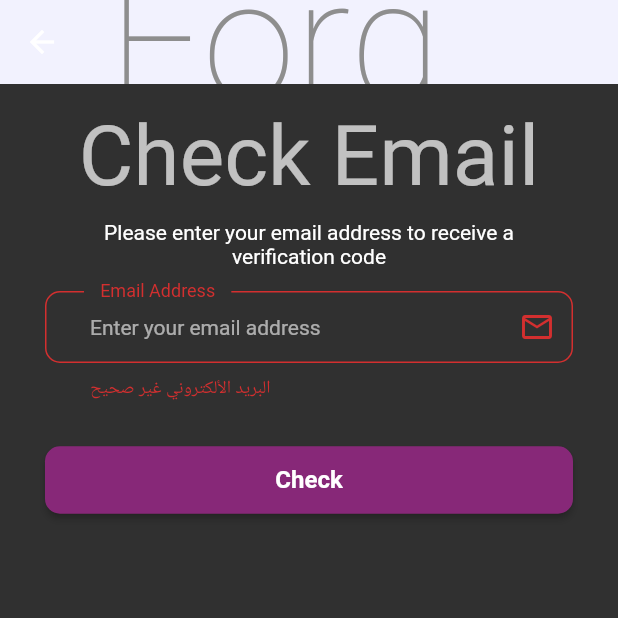
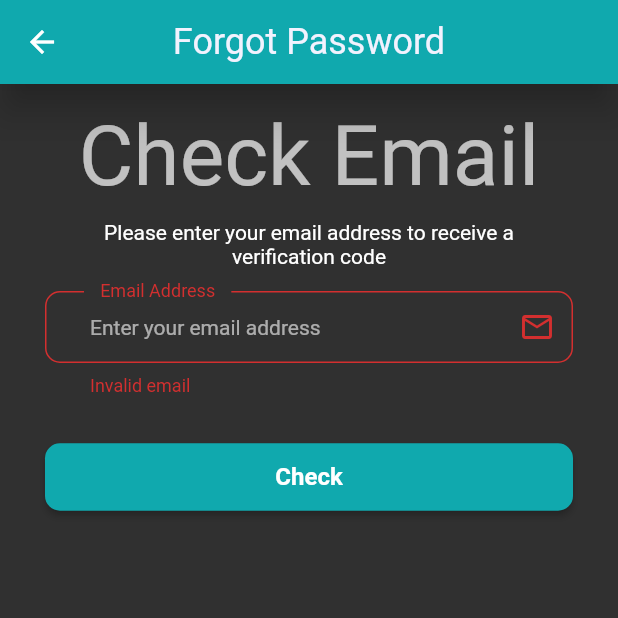
Before and after one commit to tawafmesar/EsayParking, a Flutter app: the ForgetPassword screen opened by its route, after a tap on "Check", on a phone screen of 412 x 824 dp, the top half of it. Run offline on Flutter 3.47's test engine with Material 2 defaults, Android fonts, the phone set to English and light mode, and no system bars; our stand-ins replace cached_network_image, carousel_slider, convex_bottom_bar, dartz, dio, flutter_dotenv and 7 more; missing offline and left inert: mapbox_gl; accounts and stored records are empty.

Commit message:
some editing in the auth design

```diff
--- a/lib/core/constant/color.dart
+++ b/lib/core/constant/color.dart
@@ -4,7 +4,9 @@ class AppColor {
   static const Color black = Color(0xff000000);
   // static const Color primaryColor = Color(0xff5DB1DF);
   static const Color backgroundcolor = Color(0xffF2F2FE) ;
-  static const Color primaryColor = Color(0xff872878);
+  static const Color whitee = Color(0xffF2F2FE) ;
+
+  static const Color primaryColor = Color(0xff10A9AE);
   static const Color primaryColor2 = Color(0xffC99E54);
   static const Color bottombar = Color(0xff343434);
   static const Color ihramprimaryColor = Color(0xff5D5E60);
--- a/lib/core/constant/imageasset.dart
+++ b/lib/core/constant/imageasset.dart
@@ -8,7 +8,7 @@ class AppImageAsset {
 
   static const String onBoardingImageThree = "$rootImages/three.PNG";
 
-  static const String logo                  = "$rootImages/logo.png" ;
+  static const String logo                  = "$rootImages/easyparkinglogo.png" ;
 
   static const String gif                  = "$rootImages/gif.gif" ;
 
--- a/lib/core/functions/alertexitapp.dart
+++ b/lib/core/functions/alertexitapp.dart
@@ -5,9 +5,9 @@ import 'package:get/get.dart';
 import '../constant/color.dart';
 Future<bool> alertExitApp() {
   Get.defaultDialog(
-      title: "Con",
+      title: "Alert",
       titleStyle:const  TextStyle(color: AppColor.primaryColor , fontWeight: FontWeight.bold),
-      middleText: "هل تريد الخروج من التطبيق",
+      middleText: "Do you want to exit the application?",
       actions: [
         ElevatedButton(
             style: ButtonStyle(
@@ -24,7 +24,7 @@ Future<bool> alertExitApp() {
             onPressed: () {
               Get.back();
             },
-            child:const Text("Cans"))
+            child:const Text("Cancel"))
       ]);
   return Future.value(true);
 }
--- a/lib/core/functions/validinput.dart
+++ b/lib/core/functions/validinput.dart
@@ -3,30 +3,30 @@ import 'package:get/get.dart';
 validInput(String val, int min, int max, String type) {
   if (type == "username") {
     if (!GetUtils.isUsername(val)) {
-      return "اسم المستخدم غير صحيح";
+      return "Invalid username";
     }
   }
   if (type == "email") {
     if (!GetUtils.isEmail(val)) {
-      return "البريد الألكتروني غير صحيح";
+      return "Invalid email";
     }
   }
 
   if (type == "phone") {
     if (!GetUtils.isPhoneNumber(val)) {
-      return "رقم الهاتف غير صحيح";
+      return "Invalid phone number";
     }
   }
 
   if (val.isEmpty) {
-    return "لايمكن ان يكون فارغ";
+    return "Cannot be empty";
   }
 
   if (val.length < min) {
-    return " يجب ان لا يكون اقل من $min";
+    return "Should not be less than $min";
   }
 
   if (val.length > max) {
-    return " يجب ان لايكون اكبر من $max";
+    return "Should not be greater than $max";
   }
 }
--- a/lib/view/screen/auth/forgetpassword/forgetpassword.dart
+++ b/lib/view/screen/auth/forgetpassword/forgetpassword.dart
@@ -18,15 +18,17 @@ class ForgetPassword extends StatelessWidget {
 
     return Scaffold(
         appBar: AppBar(
-            backgroundColor: AppColor.backgroundcolor,
-            elevation: 0.0,
-            centerTitle: true,
-            title: Text("Forgot Password",
-                style: Theme
-                    .of(context)
-                    .textTheme
-                    .headline1!
-                    .copyWith(color: AppColor.grey))),
+          centerTitle: true,
+          backgroundColor: AppColor.secoundColor2,
+          elevation: 10.0,
+          title: Text('Forgot Password',
+              style: Theme.of(context)
+                  .textTheme
+                  .headlineSmall!
+                  .copyWith(color: AppColor.whitee)),
+        )
+
+        ,
         body: GetBuilder<ForgetPasswordControllerImp>(
             builder: (controller) =>
 
--- a/lib/view/screen/auth/login.dart
+++ b/lib/view/screen/auth/login.dart
@@ -24,13 +24,13 @@ class Login extends StatelessWidget {
     return Scaffold(
       appBar: AppBar(
         centerTitle: true,
-        backgroundColor: AppColor.backgroundcolor,
-        elevation: 0.0,
+        backgroundColor: AppColor.secoundColor2,
+        elevation: 10.0,
         title: Text('Login',
             style: Theme.of(context)
                 .textTheme
                 .headlineSmall!
-                .copyWith(color: AppColor.grey)),
+                .copyWith(color: AppColor.whitee)),
       ),
       body: WillPopScope(
         onWillPop: alertExitApp,
```
Also changed, not shown: lib/view/screen/auth/forgetpassword/resetpassword.dart (+6 -5 lines), lib/view/screen/auth/forgetpassword/success_resetpassword.dart (+5 -4 lines), lib/view/screen/auth/forgetpassword/verifycode.dart (+5 -4 lines), lib/view/screen/auth/signup.dart (+4 -3 lines), lib/view/screen/auth/success_signup.dart (+5 -4 lines), lib/view/screen/auth/verifycodesignup.dart (+5 -4 lines), assets/images/easyparkinglogo.png (added), assets/images/logo.jpeg (added).
